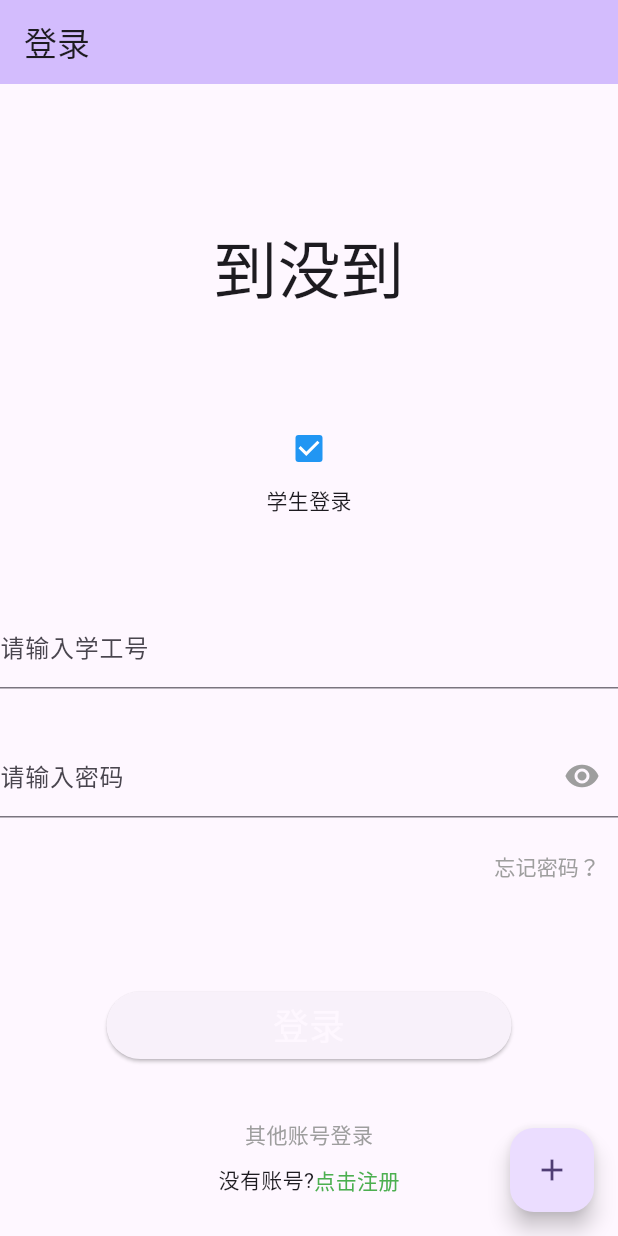
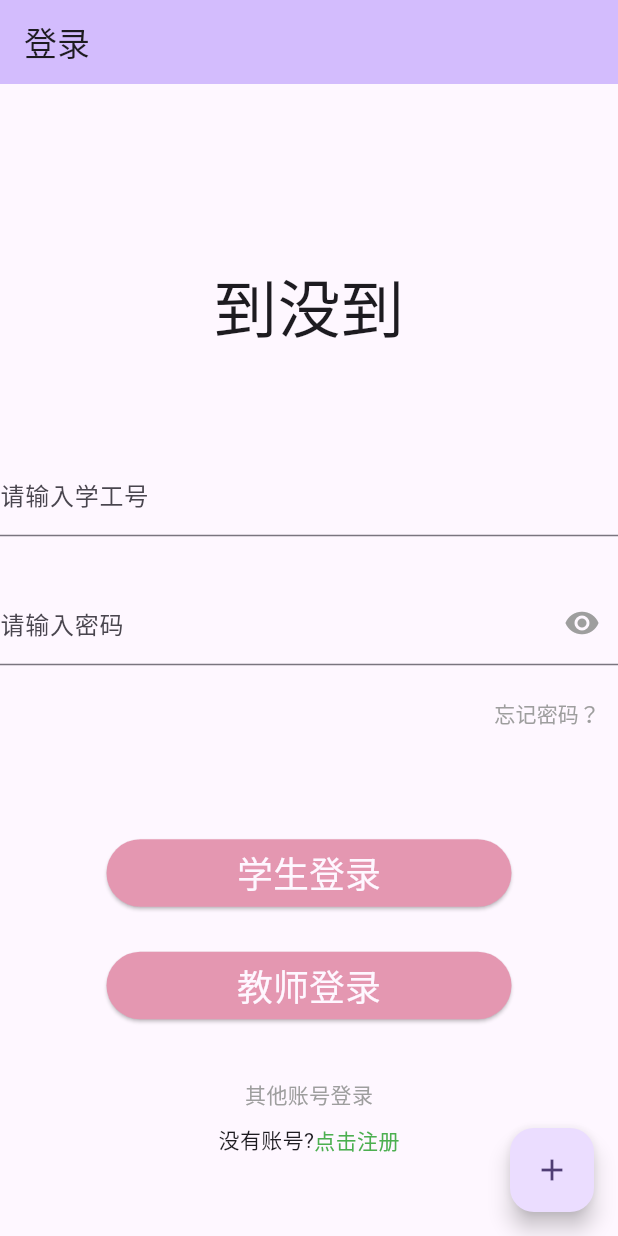
Before and after one commit to KylinYc/daomeidao-login, a Flutter app: the screen it shows after launch, on a phone screen of 412 x 824 dp. Run offline on Flutter 3.47's test engine with Material 3 defaults, Android fonts, the phone set to English and light mode, and no system bars.

Commit message:
2024.04.07

```diff
--- a/flutter_application_1/lib/main.dart
+++ b/flutter_application_1/lib/main.dart
@@ -59,14 +59,14 @@ class _MyHomePageState extends State<MyHomePage> {
             const SizedBox(height: kToolbarHeight), // 距离顶部一个工具栏的高度
             buildTitle(), // Login
             const SizedBox(height: 60),
-            buildIdentity(context), //身份认证
-            const SizedBox(height: 60),
             buildStudentNumberTextField(), // 输入学工号
             const SizedBox(height: 30),
             buildPasswordTextField(context), // 输入密码
             buildForgetPasswordText(context), // 忘记密码
             const SizedBox(height: 60),
-            buildLoginButton(context), // 登录按钮
+            buildStudentLoginButton(context, 'student'), // 登录按钮
+            const SizedBox(height: 30),
+            buildTeacherLoginButton(context, 'teacher'),
             const SizedBox(height: 40),
             buildOtherLoginText(), // 其他账号登录
             buildRegisterText(context), // 注册
@@ -136,7 +136,7 @@ class _MyHomePageState extends State<MyHomePage> {
   }
 
 //登录按钮
-  Widget buildLoginButton(BuildContext context) {
+  Widget buildStudentLoginButton(BuildContext context, String userType) {
     return Align(
       child: SizedBox(
         height: 45,
@@ -145,15 +145,23 @@ class _MyHomePageState extends State<MyHomePage> {
           style: ButtonStyle(
               // 设置圆角
               shape: MaterialStateProperty.all(const StadiumBorder(
-                  side: BorderSide(style: BorderStyle.none)))),
+                  side: BorderSide(style: BorderStyle.none))),
+              // 设置按钮颜色为蓝色
+              backgroundColor: MaterialStateProperty.all(
+                  Color.fromARGB(255, 228, 151, 177))),
           child:
-              Text('登录', style: Theme.of(context).primaryTextTheme.headline5),
+              Text('学生登录', style: Theme.of(context).primaryTextTheme.headline5),
           onPressed: () {
             // 表单校验通过才会继续执行
             if ((_formKey.currentState as FormState).validate()) {
               (_formKey.currentState as FormState).save();
               //TODO 执行登录方法
               print('studentnunber: $_StudentNumber, password: $_password');
+              if (userType == 'student') {
+                // 学生登录逻辑
+              } else if (userType == 'teacher') {
+                // 教师登录逻辑
+              }
             }
           },
         ),
@@ -161,21 +169,36 @@ class _MyHomePageState extends State<MyHomePage> {
     );
   }
 
-//身份确认
-  Widget buildIdentity(BuildContext context) {
-    return Column(
-      children: <Widget>[
-        Checkbox(
-          value: _checkboxSelected,
-          activeColor: Colors.blue, //选中时的颜色
-          onChanged: (bool? newValue) {
-            setState(() {
-              _checkboxSelected = newValue!;
-            });
+  Widget buildTeacherLoginButton(BuildContext context, String userType) {
+    return Align(
+      child: SizedBox(
+        height: 45,
+        width: 270,
+        child: ElevatedButton(
+          style: ButtonStyle(
+              // 设置圆角
+              shape: MaterialStateProperty.all(const StadiumBorder(
+                  side: BorderSide(style: BorderStyle.none))),
+              // 设置按钮颜色为蓝色
+              backgroundColor: MaterialStateProperty.all(
+                  Color.fromARGB(255, 228, 151, 177))),
+          child:
+              Text('教师登录', style: Theme.of(context).primaryTextTheme.headline5),
+          onPressed: () {
+            // 表单校验通过才会继续执行
+            if ((_formKey.currentState as FormState).validate()) {
+              (_formKey.currentState as FormState).save();
+              //TODO 执行登录方法
+              print('studentnunber: $_StudentNumber, password: $_password');
+              if (userType == 'student') {
+                // 学生登录逻辑
+              } else if (userType == 'teacher') {
+                // 教师登录逻辑
+              }
+            }
           },
         ),
-        Text('学生登录'),
-      ],
+      ),
     );
   }
 
```
